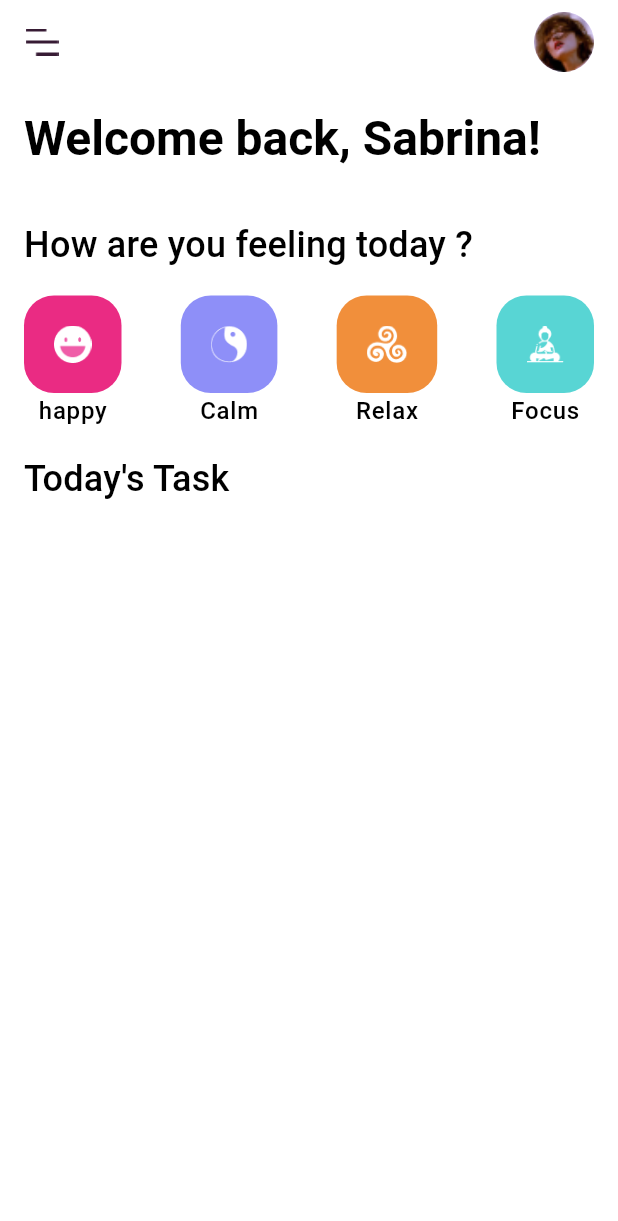
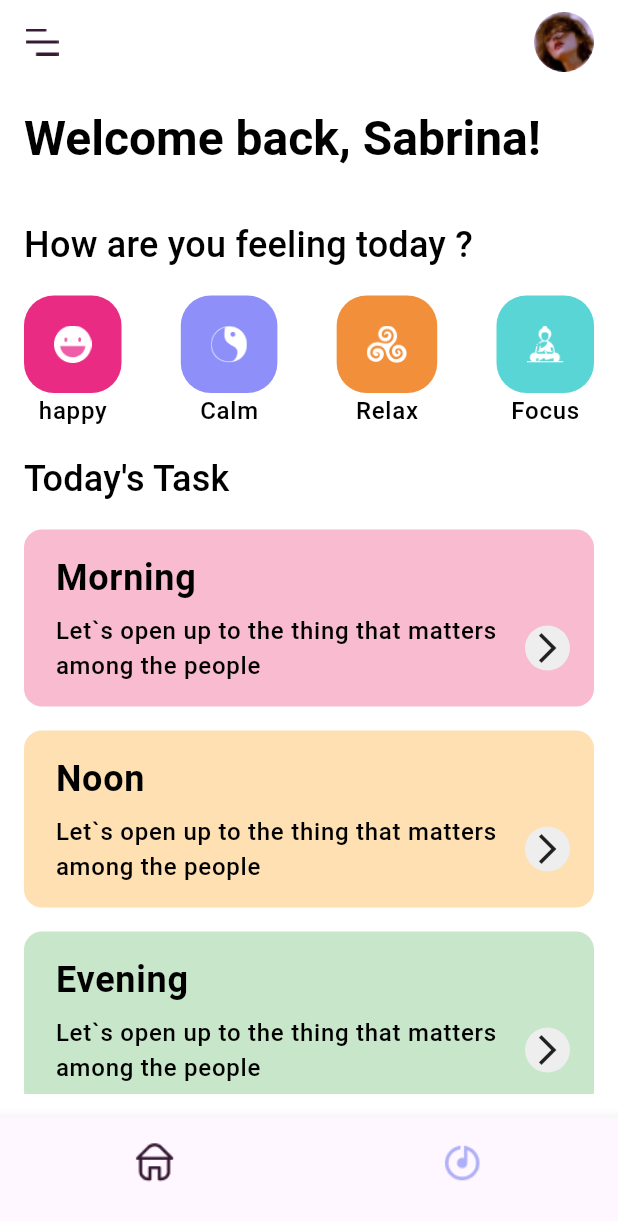
Before and after one commit to Sujitmaurya123/mental_health_app, a Flutter app: the screen it shows after launch, on a phone screen of 412 x 824 dp. Shown: the top 1221 px of the screen. Run offline on Flutter 3.47's test engine with Material 3 defaults, Android fonts, the phone set to English and light mode, and no system bars; our stand-ins replace flutter_bloc, google_fonts.

Commit message:
create home page to mental health app and add widgets in matitation screen

```diff
--- a/lib/features.meditation/presentation/pages/meditation_screen.dart
+++ /dev/null
@@ -1,58 +0,0 @@
-import 'package:flutter/material.dart';
-import 'package:mentalhealthapp/core/theme.dart';
-import 'package:mentalhealthapp/features.meditation/presentation/widgets/feeling_button.dart';
-
-class MeditationScreen extends StatelessWidget {
-  const MeditationScreen({super.key});
-
-  @override
-  Widget build(BuildContext context) {
-    return Scaffold(
-      appBar: AppBar(
-        backgroundColor: Colors.white,
-        elevation: 0,
-        leading: Image.asset('assets/menu_burger.png'),
-        actions: [
-          CircleAvatar(
-            backgroundImage: AssetImage('assets/profile.png'),
-
-          ),
-          SizedBox(width: 16,)
-        ],
-      ),
-      backgroundColor: Colors.white,
-      body: Container(
-          padding: EdgeInsets.all(16),
-          color: Colors.white,
-        child:  SingleChildScrollView(
-        child:Column(
-          crossAxisAlignment: CrossAxisAlignment.start,
-          children: [
-            Text('Welcome back, Sabrina!',
-            style: Theme.of(context).textTheme.titleLarge,),
-            SizedBox(height: 32,),
-            Text('How are you feeling today ?',
-            style: Theme.of(context).textTheme.titleMedium,),
-            SizedBox(height: 16,),
-            Row(
-              mainAxisAlignment: MainAxisAlignment.spaceBetween,
-              children: [
-                FeelingButton(label: 'happy', image: 'assets/happy.png', color: DefaultColors.pink),
-                FeelingButton(label: 'Calm', image: 'assets/calm.png', color: DefaultColors.purple),
-                FeelingButton(label: 'Relax', image: 'assets/relax.png', color: DefaultColors.orange),
-                FeelingButton(label: 'Focus', image: 'assets/focus.png', color: DefaultColors.lightteal),
-
-              ],
-            ),
-            SizedBox(height: 16,),
-            Text('Today\'s Task',
-            style: Theme.of(context).textTheme.titleMedium,),
-
-
-          ],
-        )
-      ),
-      )
-    );
-  }
-}
--- a/lib/features.meditation/presentation/widgets/task_card.dart
+++ /dev/null
@@ -1,10 +0,0 @@
-import 'package:flutter/material.dart';
-
-class TaskCard extends StatelessWidget {
-  const TaskCard({super.key});
-
-  @override
-  Widget build(BuildContext context) {
-    return const Placeholder();
-  }
-}
--- /dev/null
+++ b/lib/features/presentation/pages/meditation_screen.dart
@@ -0,0 +1,96 @@
+import 'package:flutter/material.dart';
+import 'package:mentalhealthapp/core/theme.dart';
+import 'package:mentalhealthapp/features/presentation/widgets/feeling_button.dart';
+import 'package:mentalhealthapp/features/presentation/widgets/task_card.dart';
+
+class MeditationScreen extends StatelessWidget {
+  const MeditationScreen({super.key});
+
+  @override
+  Widget build(BuildContext context) {
+    return Scaffold(
+      appBar: AppBar(
+        backgroundColor: Colors.white,
+        elevation: 0,
+        leading: Image.asset('assets/menu_burger.png'),
+        actions: [
+          CircleAvatar(backgroundImage: AssetImage('assets/profile.png')),
+          SizedBox(width: 16),
+        ],
+      ),
+      backgroundColor: Colors.white,
+      body: Container(
+        padding: EdgeInsets.all(16),
+        color: Colors.white,
+        child: SingleChildScrollView(
+          child: Column(
+            crossAxisAlignment: CrossAxisAlignment.start,
+            children: [
+              Text(
+                'Welcome back, Sabrina!',
+                style: Theme.of(context).textTheme.titleLarge,
+              ),
+              SizedBox(height: 32),
+              Text(
+                'How are you feeling today ?',
+                style: Theme.of(context).textTheme.titleMedium,
+              ),
+              SizedBox(height: 16),
+              Row(
+                mainAxisAlignment: MainAxisAlignment.spaceBetween,
+                children: [
+                  FeelingButton(
+                    label: 'happy',
+                    image: 'assets/happy.png',
+                    color: DefaultColors.pink,
+                  ),
+                  FeelingButton(
+                    label: 'Calm',
+                    image: 'assets/calm.png',
+                    color: DefaultColors.purple,
+                  ),
+                  FeelingButton(
+                    label: 'Relax',
+                    image: 'assets/relax.png',
+                    color: DefaultColors.orange,
+                  ),
+                  FeelingButton(
+                    label: 'Focus',
+                    image: 'assets/focus.png',
+                    color: DefaultColors.lightteal,
+                  ),
+                ],
+              ),
+              SizedBox(height: 16),
+              Text(
+                'Today\'s Task',
+                style: Theme.of(context).textTheme.titleMedium,
+              ),
+              SizedBox(height: 16),
+              TaskCard(
+                title: 'Morning',
+                description:
+                    'Let`s open up to the thing that matters among the people',
+                color: DefaultColors.task1,
+              ),
+              SizedBox(height: 16),
+              TaskCard(
+                title: 'Noon',
+                description:
+                    'Let`s open up to the thing that matters among the people',
+                color: DefaultColors.task2,
+              ),
+              SizedBox(height: 16),
+              TaskCard(
+                title: 'Evening',
+                description:
+                    'Let`s open up to the thing that matters among the people',
+                color: DefaultColors.task3,
+              ),
+            ],
+          ),
+        ),
+      ),
+    );
+  }
+}
--- /dev/null
+++ b/lib/features/presentation/widgets/task_card.dart
@@ -0,0 +1,60 @@
+import 'package:flutter/material.dart';
+
+class TaskCard extends StatelessWidget {
+  final String title;
+  final String description;
+  final Color color;
+
+  const TaskCard({
+    super.key,
+    required this.title,
+    required this.description,
+    required this.color,
+  });
+
+  @override
+  Widget build(BuildContext context) {
+    return Container(
+      padding: const EdgeInsets.all(16),
+      decoration: BoxDecoration(
+        color: color,
+        borderRadius: BorderRadius.circular(12),
+      ),
+      child: Row(
+        children: [
+          SizedBox(width: 5,),
+          Expanded(
+            child: Column(
+              crossAxisAlignment: CrossAxisAlignment.start,
+              children: [
+                Text(title, style: Theme.of(context).textTheme.labelMedium!.copyWith(
+                  fontWeight: FontWeight.bold,
+                )),
+                SizedBox(height: 8),
+                Row(
+                  children: [
+                    Flexible(
+                      child: Text(
+                        description,
+                        style: Theme.of(context).textTheme.labelSmall,
+                      ),
+                    ),
+                    SizedBox(height: 3),
+                    Container(
+                      padding: EdgeInsets.all(3),
+                      decoration: BoxDecoration(
+                        color: Colors.grey[200],
+                        borderRadius: BorderRadius.circular(50),
+                      ),
+                      child: Icon(Icons.arrow_forward_ios),
+                    ),
+                  ],
+                ),
+              ],
+            ),
+          ),
+        ],
+      ),
+    );
+  }
+}
--- a/lib/main.dart
+++ b/lib/main.dart
@@ -1,6 +1,9 @@
 import 'package:flutter/material.dart';
+import 'package:flutter_bloc/flutter_bloc.dart';
 import 'package:mentalhealthapp/core/theme.dart';
-import 'package:mentalhealthapp/features.meditation/presentation/pages/meditation_screen.dart';
+import 'package:mentalhealthapp/features/presentation/pages/meditation_screen.dart';
+import 'package:mentalhealthapp/presentation.onboarding/bottomNavBar/bloc/navigation_bloc.dart';
+import 'package:mentalhealthapp/presentation.onboarding/homePage/home_page.dart';
 
 
 void main() {
@@ -13,11 +16,14 @@ class MyApp extends StatelessWidget {
   // This widget is the root of your application.
   @override
   Widget build(BuildContext context) {
-    return MaterialApp(
+    return MultiBlocProvider(providers: [
+      BlocProvider(create: (_)=>NavigationBloc(),),
+    ], child: MaterialApp(
       title: 'Flutter Demo',
       theme: AppTheme.lightTheme,
       debugShowCheckedModeBanner: false,
-      home: MeditationScreen(),
+      home: HomeScreen(),
+    )
     );
   }
 }
--- /dev/null
+++ b/lib/presentation.onboarding/bottomNavBar/bloc/navigation_bloc.dart
@@ -0,0 +1,13 @@
+
+import 'package:flutter_bloc/flutter_bloc.dart';
+import 'package:mentalhealthapp/presentation.onboarding/bottomNavBar/bloc/navigation_event.dart';
+import 'package:mentalhealthapp/presentation.onboarding/bottomNavBar/bloc/navigation_state.dart';
+
+
+class NavigationBloc extends Bloc<NavigationEvent, NavigationState> {
+  NavigationBloc() : super(NavigationChanged(index: 0)){
+    on<NavigateTo>((event, emit){
+      emit(NavigationChanged(index: event.index));
+    });
+  }
+}
--- /dev/null
+++ b/lib/presentation.onboarding/bottomNavBar/bloc/navigation_event.dart
@@ -0,0 +1,7 @@
+abstract class NavigationEvent {}
+
+
+class NavigateTo extends NavigationEvent {
+  final int index;
+  NavigateTo({required this.index});
+}
--- /dev/null
+++ b/lib/presentation.onboarding/bottomNavBar/bloc/navigation_state.dart
@@ -0,0 +1,7 @@
+abstract class NavigationState {}
+
+
+class NavigationChanged extends NavigationState {
+  final int index;
+  NavigationChanged({required this.index});
+}
--- /dev/null
+++ b/lib/presentation.onboarding/bottomNavBar/widgets/bottom_nav_bar.dart
@@ -0,0 +1,23 @@
+import 'package:flutter/material.dart';
+import 'package:flutter_bloc/flutter_bloc.dart';
+import 'package:mentalhealthapp/presentation.onboarding/bottomNavBar/bloc/navigation_bloc.dart';
+import 'package:mentalhealthapp/presentation.onboarding/bottomNavBar/bloc/navigation_event.dart';
+
+
+class BottomNavBar extends StatelessWidget {
+  final List<BottomNavigationBarItem> items;
+  final int currentIndex;
+
+  BottomNavBar({Key? key, required this.items, required this.currentIndex}) : super(key: key);
+
+  @override
+  Widget build(BuildContext context) {
+    return BottomNavigationBar(
+      items: items,
+      currentIndex: currentIndex,
+      onTap: (index){
+        context.read<NavigationBloc>().add(NavigateTo(index: index));
+      },
+    );
+  }
+}
--- /dev/null
+++ b/lib/presentation.onboarding/homePage/home_page.dart
@@ -0,0 +1,67 @@
+import 'package:flutter/material.dart';
+import 'package:flutter_bloc/flutter_bloc.dart';
+import 'package:mentalhealthapp/features/presentation/pages/meditation_screen.dart';
+import 'package:mentalhealthapp/presentation.onboarding/bottomNavBar/bloc/navigation_bloc.dart';
+import 'package:mentalhealthapp/presentation.onboarding/bottomNavBar/bloc/navigation_state.dart';
+import 'package:mentalhealthapp/presentation.onboarding/bottomNavBar/widgets/bottom_nav_bar.dart';
+
+
+class HomeScreen extends StatelessWidget {
+  HomeScreen({Key? key}) : super(key: key);
+
+  final List<Widget> pages = [
+    MeditationScreen(),
+    // PlaylistScreen()
+  ];
+
+  BottomNavigationBarItem createBottomNavItem(
+      {required String assetName, required bool isActive, required BuildContext context}){
+    return BottomNavigationBarItem(
+        icon: Image.asset(
+          assetName,
+          height: 45,
+          color: isActive ? Theme.of(context).focusColor : Theme.of(context).primaryColor,),
+        label: ''
+    );
+  }
+
+  @override
+  Widget build(BuildContext context) {
+    return Scaffold(
+      body: BlocBuilder<NavigationBloc, NavigationState>(
+        builder: (context, state){
+          if(state is NavigationChanged){
+            return pages[state.index];
+          }
+          return pages[0];
+        },
+      ),
+      bottomNavigationBar: BlocBuilder<NavigationBloc, NavigationState>(
+        builder: (context, state) {
+          int currentIndex = 0;
+          if(state is NavigationChanged){
+            currentIndex = state.index;
+          }
+
+          final List<BottomNavigationBarItem> bottomNavItems = [
+            createBottomNavItem(
+                assetName: 'assets/menu_home.png',
+                isActive: currentIndex == 0,
+                context: context
+            ),
+            createBottomNavItem(
+                assetName: 'assets/menu_songs.png',
+                isActive: currentIndex == 1,
+                context: context
+            ),
+          ];
+
+          return BottomNavBar(
+            items: bottomNavItems,
+            currentIndex: currentIndex,
+          );
+        },
+      ),
+    );
+  }
+}
--- a/pubspec.yaml
+++ b/pubspec.yaml
@@ -35,6 +35,9 @@ dependencies:
   # Use with the CupertinoIcons class for iOS style icons.
   cupertino_icons: ^1.0.8
   google_fonts: 6.1.0
+  flutter_bloc: ^9.1.1
+  bloc: ^9.2.0
+  audio_video_progress_bar: ^2.0.3
 
 dev_dependencies:
   flutter_test:
```
Also changed, not shown: lib/features/music/presentation/pages/music_player_screen.dart (added), lib/features/presentation/widgets/feeling_button.dart (renamed from lib/features.meditation/presentation/widgets/feeling_button.dart), lib/presentation.onboarding/onboarding/onboarding.dart (renamed from lib/presentation.onboarding/onboarding.dart), pubspec.lock.
